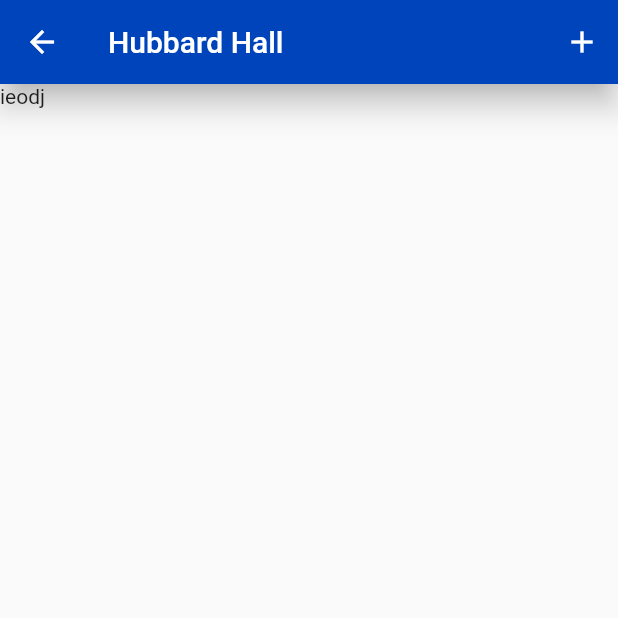
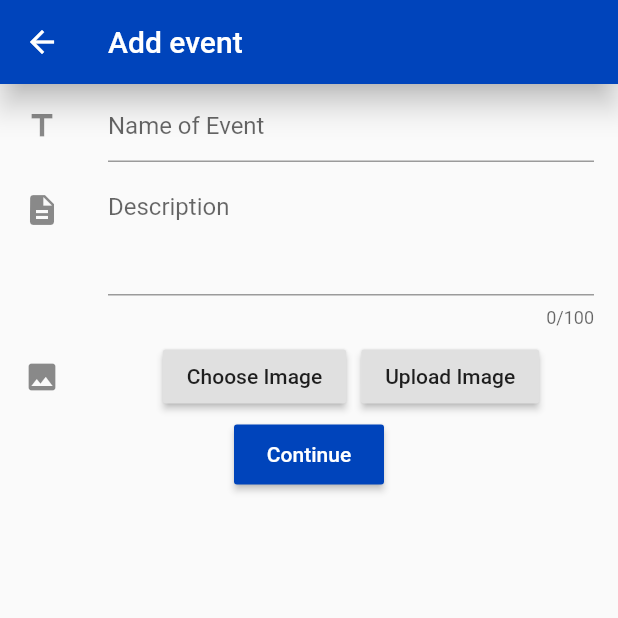
Before and after one commit to szbergeron/dormhub, a Flutter app: the AdminHome screen opened directly, after a tap on the "add" icon, on a phone screen of 412 x 824 dp, the top half of it. Run offline on Flutter 3.47's test engine with Material 2 defaults, Android fonts, the phone set to English and light mode, and no system bars; our stand-ins replace cloud_firestore, flare_flutter, flutter_swiper; missing offline and left inert: dart:ffi, flutter_sparkline; accounts and stored records are empty.

Commit message:
Nick: Admin Form half

```diff
--- /dev/null
+++ b/app/lib/views/admin/admin_addevent.dart
@@ -0,0 +1,80 @@
+import 'package:flutter/material.dart';
+
+class AddEvent extends StatefulWidget {
+
+
+  @override
+  _AddEventState createState() => _AddEventState();
+}
+
+class _AddEventState extends State<AddEvent> {
+
+   final name = TextEditingController();
+  final desc = TextEditingController();
+  @override
+  Widget build(BuildContext context) {
+    return Scaffold(
+      appBar: AppBar(
+                backgroundColor: Color(0xff0044bb),
+                elevation: 8,
+              title: Row(
+                mainAxisAlignment: MainAxisAlignment.start,
+                children: <Widget>[
+                  Text(
+                    "Add event",
+                    style: TextStyle(color: Colors.white),
+
+                  ),
+                ],
+              ),),
+       body:  Column(
+    children: <Widget>[
+       ListTile(
+        leading: const Icon(Icons.title),
+        title:  TextField(
+          controller: name,
+          decoration:  InputDecoration(
+            hintText: "Name of Event",
+          ),
+        ),
+      ),
+      ListTile(
+        leading: const Icon(Icons.description),
+        title:  TextField(
+          keyboardType: TextInputType.multiline,
+          controller: desc,
+          maxLines: 3,
+          maxLength: 100,
+          decoration:  InputDecoration(
+            hintText: "Description",
+          ),
+        ),
+      ),
+      ListTile(
+        leading: const Icon(Icons.image),
+        title:   Row(
+            mainAxisAlignment: MainAxisAlignment.center,
+            children: <Widget>[RaisedButton(
+                onPressed: (){},
+                child: Text('Choose Image'),
+              ),
+              SizedBox(width: 10.0),
+              RaisedButton(
+                onPressed: (){},
+                child: Text('Upload Image'),
+              ),
+            ])),
+      MaterialButton(
+                  onPressed: () => print(name.text),
+                  minWidth: 100,
+                  height: 40,
+                  color: Color(0xff0044bb),
+                  textColor: Colors.white,
+                  child: Text("Continue"),
+                ),
+
+    ],
+  ),
+    );
+  }
+}
--- a/app/lib/views/admin/admin_home.dart
+++ b/app/lib/views/admin/admin_home.dart
@@ -1,3 +1,5 @@
+import 'package:dormshub/views/admin/admin_addevent.dart';
+import 'package:dormshub/views/admin/admin_homescreen.dart';
 import 'package:flutter/material.dart';
 
 class AdminHome extends StatelessWidget {
@@ -24,14 +26,15 @@ class AdminHome extends StatelessWidget {
                 IconButton(
                   padding: EdgeInsets.all(5.0),
                   icon: Icon(Icons.add,color: Colors.white,),
-                  onPressed: () {
-                    // Implement navigation to shopping cart page here...
-                    print('Click Message');
-                  },
+                  onPressed: () => Navigator.of(context).push(
+                    MaterialPageRoute(
+                      builder: (context) => AddEvent(),
+                    ),
+                  ),
                 ),
               ],
             ),
-      body: Text("ieodj"),
+      body: AdminHomeScreen(),
     );
   }
 }
--- /dev/null
+++ b/app/lib/views/admin/admin_homescreen.dart
@@ -0,0 +1,30 @@
+import 'package:flutter/material.dart';
+
+class AdminHomeScreen extends StatefulWidget {
+
+  @override
+  _AdminHomeScreenState createState() => _AdminHomeScreenState();
+}
+
+class _AdminHomeScreenState extends State<AdminHomeScreen> {
+
+
+  @override
+  Widget build(BuildContext context) {
+    return PageView(
+  children: <Widget>[
+    Container(
+      color: Colors.pink,
+    ),
+    Container(
+      color: Colors.cyan,
+    ),
+    Container(
+      color: Colors.deepPurple,
+    ),
+    // Add children here
+  ],
+  scrollDirection: Axis.vertical,
+);
+  }
+}
```
Also changed, not shown: 12 other files.
